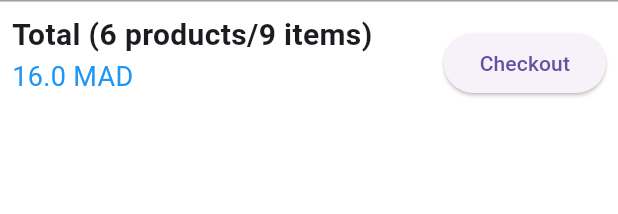
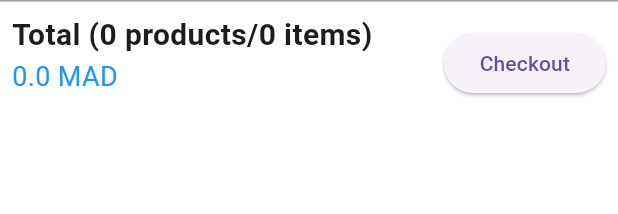
Before and after one commit to Ilevander/Flutter-ecom-shop-Application, a Flutter app: the CartBottomSheetWidget widget shown alone on an empty page, opened directly, on a phone screen of 412 x 824 dp. Shown: the top 214 px of the screen. Run offline on Flutter 3.47's test engine with Material 3 defaults, Android fonts, the light colour scheme and no system bars; our stand-ins replace card_swiper, fancy_shimmer_image, flutter_iconly, image_picker, ionicons, shared_preferences and 1 more; missing offline and left inert: dynamic_height_grid_view; accounts and stored records are empty; network calls fail.

Commit message:
State management using procider: Display the added product in the cart with the correct info

```diff
--- a/elamri_shop_users/lib/providers/cart_provider.dart
+++ b/elamri_shop_users/lib/providers/cart_provider.dart
@@ -1,4 +1,5 @@
 import 'package:elamri_shop_users/models/cart_model.dart';
+import 'package:elamri_shop_users/providers/products_provider.dart';
 import 'package:flutter/material.dart';
 import 'package:uuid/uuid.dart';
 
@@ -20,4 +21,26 @@ class CartProvider with ChangeNotifier {
   bool isProdinCart({required String productId}) {
     return _cartItems.containsKey(productId);
   }
+
+  double getTotal({required ProductsProvider productsProvider}) {
+    double total = 0.0;
+
+    _cartItems.forEach((key, value) {
+      final getCurrProduct = productsProvider.findByProdId(value.productId);
+      if (getCurrProduct == null) {
+        total += 0;
+      } else {
+        total += double.parse(getCurrProduct.productPrice) * value.quantity;
+      }
+    });
+    return total;
+  }
+
+  int getQty() {
+    int total = 0;
+    _cartItems.forEach((key, value) {
+      total += value.quantity;
+    });
+    return total;
+  }
 }
--- a/elamri_shop_users/lib/screens/cart/bottom_checkout.dart
+++ b/elamri_shop_users/lib/screens/cart/bottom_checkout.dart
@@ -1,12 +1,19 @@
+import 'package:elamri_shop_users/providers/cart_provider.dart';
+import 'package:elamri_shop_users/providers/products_provider.dart';
 import 'package:elamri_shop_users/widgets/subtitle_screen.dart';
 import 'package:flutter/material.dart';
 import 'package:elamri_shop_users/widgets/title_text.dart';
+import 'package:provider/provider.dart';
 
 class CartBottomSheetWidget extends StatelessWidget {
   const CartBottomSheetWidget({super.key});
 
   @override
   Widget build(BuildContext context) {
+
+    final productsProvider = Provider.of<ProductsProvider>(context);
+    final cartProvider = Provider.of<CartProvider>(context);
+
     return Container(
       decoration: BoxDecoration(
         color: Theme.of(context).scaffoldBackgroundColor,
@@ -21,15 +28,15 @@ class CartBottomSheetWidget extends StatelessWidget {
           child: Row(
             mainAxisAlignment: MainAxisAlignment.spaceBetween,
             children: [
-              const Flexible(
+               Flexible(
                 child: Column(
                   crossAxisAlignment: CrossAxisAlignment.start,
                   children: [
                     FittedBox(
                         child: TitlesTextWidget(
-                            label: "Total (6 products/9 items)")),
+                            label: "Total (${cartProvider.getCartitems.length} products/${cartProvider.getQty()} items)")),
                     SubtitleTextWidget(
-                      label: "16.0 MAD",
+                      label: "${cartProvider.getTotal(productsProvider: productsProvider)} \MAD",
                       color: Colors.blue,
                     ),
                   ],
```
Also changed, not shown: elamri_shop_users/lib/root_screen.dart (+9 -6 lines), elamri_shop_users/lib/screens/cart/cart_screen.dart (+20 -8 lines), elamri_shop_users/lib/screens/cart/cart_widget.dart (+16 -8 lines).
